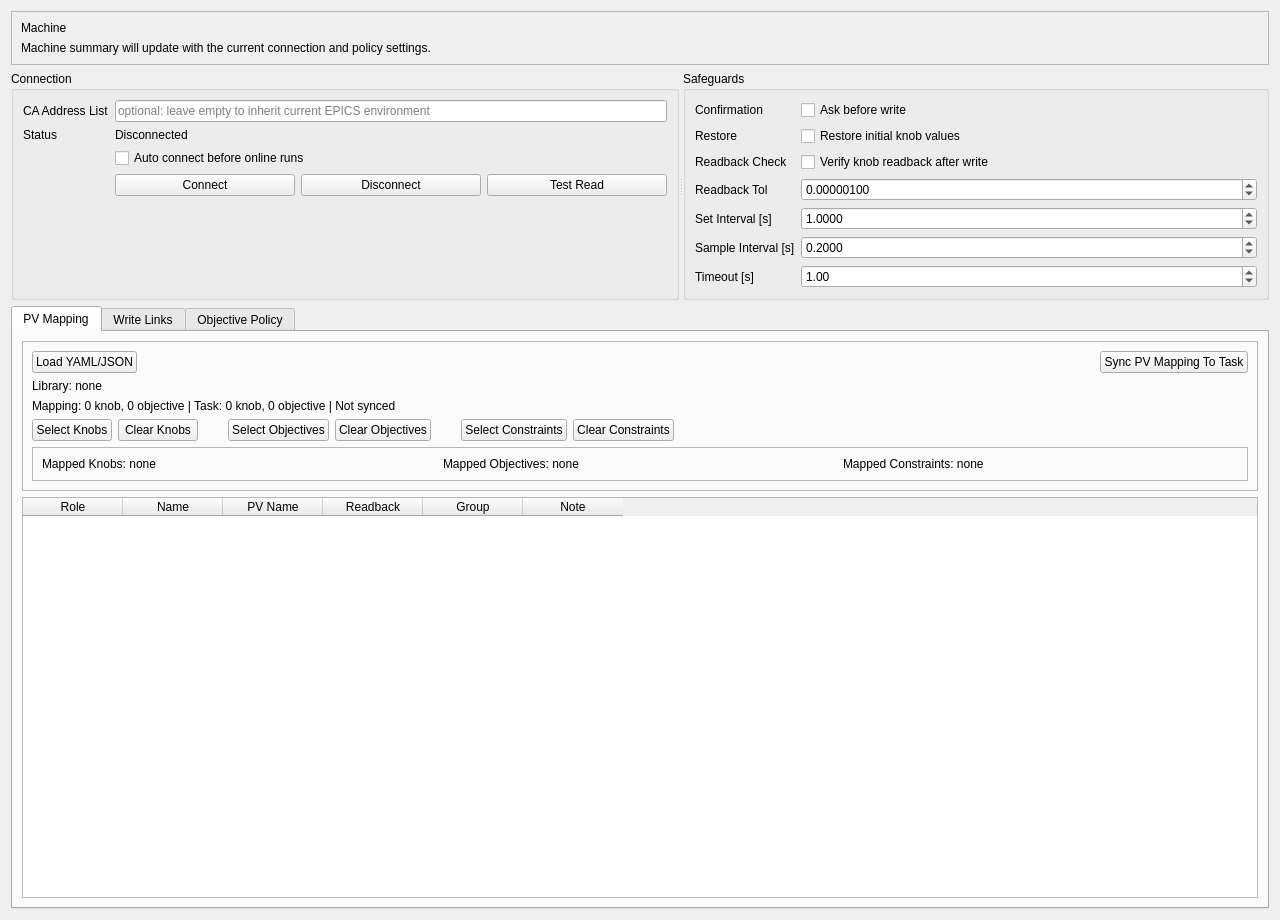
Old version of the form src/gotacc/gui/ui/page_machine.ui in the repository ustc-zhr/GOTAcc.
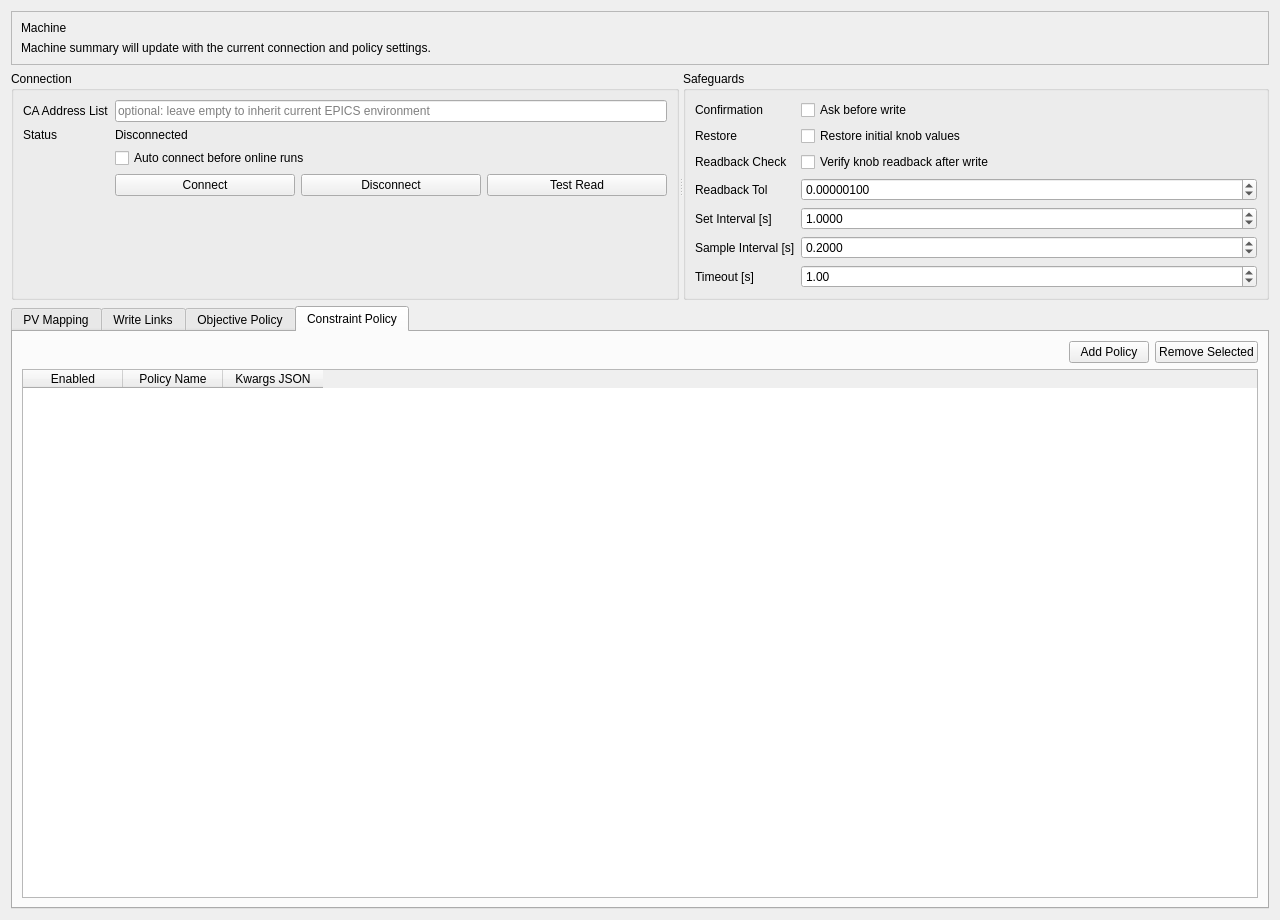
New version of the form. The open tabs and pages were chosen to show the change.

```diff
--- a/src/gotacc/gui/ui/page_machine.ui
+++ b/src/gotacc/gui/ui/page_machine.ui
@@ -395,6 +395,61 @@
        </item>
       </layout>
      </widget>
+     <widget class="QWidget" name="tab_constraintPolicy">
+      <attribute name="title"><string>Constraint Policy</string></attribute>
+      <layout class="QVBoxLayout" name="verticalLayout_constraintPolicy">
+       <item>
+        <layout class="QHBoxLayout" name="horizontalLayout_constraintPolicyTop">
+         <item>
+          <spacer name="horizontalSpacer_constraintPolicyToolbar">
+           <property name="orientation">
+            <enum>Qt::Horizontal</enum>
+           </property>
+           <property name="sizeHint" stdset="0">
+            <size>
+             <width>40</width>
+             <height>20</height>
+            </size>
+           </property>
+          </spacer>
+         </item>
+         <item>
+          <widget class="QPushButton" name="pushButton_addConstraintPolicy">
+           <property name="text">
+            <string>Add Policy</string>
+           </property>
+          </widget>
+         </item>
+         <item>
+          <widget class="QPushButton" name="pushButton_removeConstraintPolicy">
+           <property name="text">
+            <string>Remove Selected</string>
+           </property>
+          </widget>
+         </item>
+        </layout>
+       </item>
+       <item>
+        <widget class="QTableWidget" name="tableWidget_constraintPolicies">
+         <column>
+          <property name="text">
+           <string>Enabled</string>
+          </property>
+         </column>
+         <column>
+          <property name="text">
+           <string>Policy Name</string>
+          </property>
+         </column>
+         <column>
+          <property name="text">
+           <string>Kwargs JSON</string>
+          </property>
+         </column>
+        </widget>
+       </item>
+      </layout>
+     </widget>
     </widget>
    </item>
   </layout>
```
